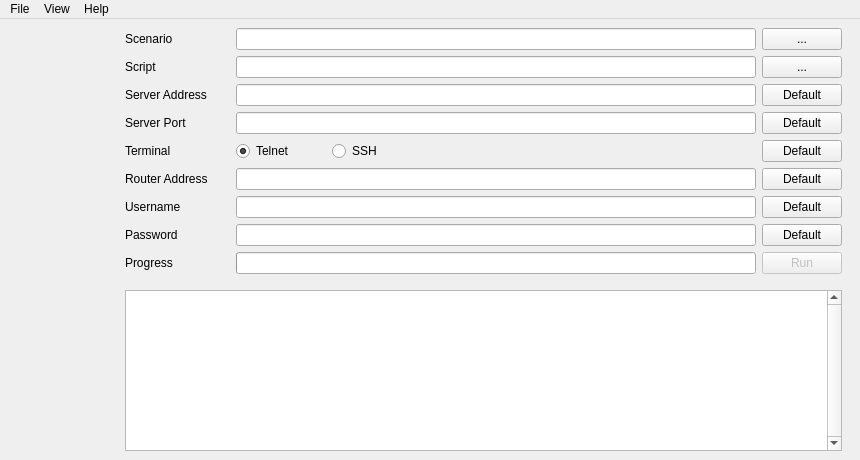
Before: the Qt Designer form src/gui/mainwindow.ui in windy32/algts, drawn with Qt 5.
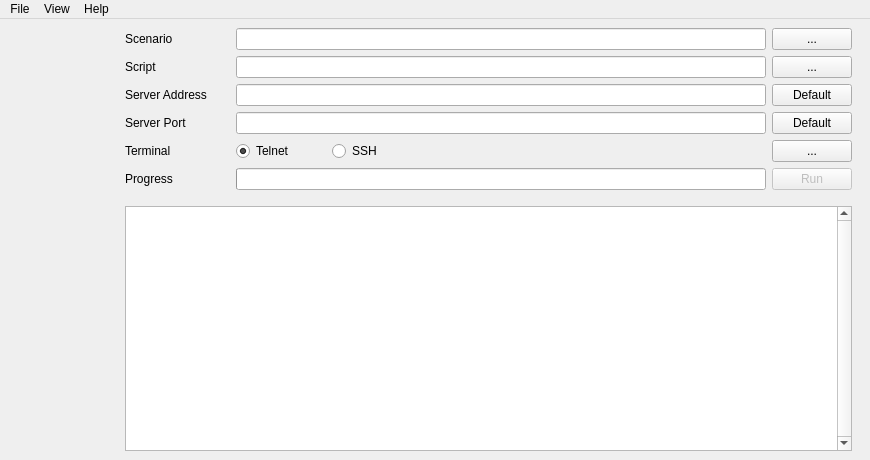
After: the same form once the commit is applied. The open tabs and pages were chosen to show the change. Custom widgets are drawn as their Qt base class.

Patch:
```diff
--- a/src/gui/mainwindow.ui
+++ b/src/gui/mainwindow.ui
@@ -6,7 +6,7 @@
    <rect>
     <x>0</x>
     <y>0</y>
-    <width>860</width>
+    <width>870</width>
     <height>460</height>
    </rect>
   </property>
@@ -2173,142 +2173,7 @@
              </size>
             </property>
             <property name="text">
-             <string>Default</string>
-            </property>
-           </widget>
-          </item>
-         </layout>
-        </item>
-        <item>
-         <layout class="QHBoxLayout" name="P4Layout10">
-          <item>
-           <widget class="QLabel" name="lblP4RouterAddr">
-            <property name="minimumSize">
-             <size>
-              <width>105</width>
-              <height>0</height>
-             </size>
-            </property>
-            <property name="maximumSize">
-             <size>
-              <width>105</width>
-              <height>16777215</height>
-             </size>
-            </property>
-            <property name="text">
-             <string>Router Address</string>
-            </property>
-           </widget>
-          </item>
-          <item>
-           <widget class="QLineEdit" name="txtP4RouterAddr"/>
-          </item>
-          <item>
-           <widget class="QPushButton" name="btnP4DefaultRouterAddr">
-            <property name="minimumSize">
-             <size>
-              <width>80</width>
-              <height>0</height>
-             </size>
-            </property>
-            <property name="maximumSize">
-             <size>
-              <width>80</width>
-              <height>16777215</height>
-             </size>
-            </property>
-            <property name="text">
-             <string>Default</string>
-            </property>
-           </widget>
-          </item>
-         </layout>
-        </item>
-        <item>
-         <layout class="QHBoxLayout" name="P4Layout7">
-          <item>
-           <widget class="QLabel" name="lblP4Username">
-            <property name="minimumSize">
-             <size>
-              <width>105</width>
-              <height>0</height>
-             </size>
-            </property>
-            <property name="maximumSize">
-             <size>
-              <width>105</width>
-              <height>16777215</height>
-             </size>
-            </property>
-            <property name="text">
-             <string>Username</string>
-            </property>
-           </widget>
-          </item>
-          <item>
-           <widget class="QLineEdit" name="txtP4Username"/>
-          </item>
-          <item>
-           <widget class="QPushButton" name="btnP4DefaultUsername">
-            <property name="minimumSize">
-             <size>
-              <width>80</width>
-              <height>0</height>
-             </size>
-            </property>
-            <property name="maximumSize">
-             <size>
-              <width>80</width>
-              <height>16777215</height>
-             </size>
-            </property>
-            <property name="text">
-             <string>Default</string>
-            </property>
-           </widget>
-          </item>
-         </layout>
-        </item>
-        <item>
-         <layout class="QHBoxLayout" name="P4Layout8">
-          <item>
-           <widget class="QLabel" name="lblP4Password">
-            <property name="minimumSize">
-             <size>
-              <width>105</width>
-              <height>0</height>
-             </size>
-            </property>
-            <property name="maximumSize">
-             <size>
-              <width>105</width>
-              <height>16777215</height>
-             </size>
-            </property>
-            <property name="text">
-             <string>Password</string>
-            </property>
-           </widget>
-          </item>
-          <item>
-           <widget class="QLineEdit" name="txtP4Password"/>
-          </item>
-          <item>
-           <widget class="QPushButton" name="btnP4DefaultPassword">
-            <property name="minimumSize">
-             <size>
-              <width>80</width>
-              <height>0</height>
-             </size>
-            </property>
-            <property name="maximumSize">
-             <size>
-              <width>80</width>
-              <height>16777215</height>
-             </size>
-            </property>
-            <property name="text">
-             <string>Default</string>
+             <string>...</string>
             </property>
            </widget>
           </item>
@@ -3234,7 +3099,7 @@
     <rect>
      <x>0</x>
      <y>0</y>
-     <width>860</width>
+     <width>870</width>
      <height>25</height>
     </rect>
    </property>
```
Left out of the diff: 91 changed lines with no effect on the pictures.
